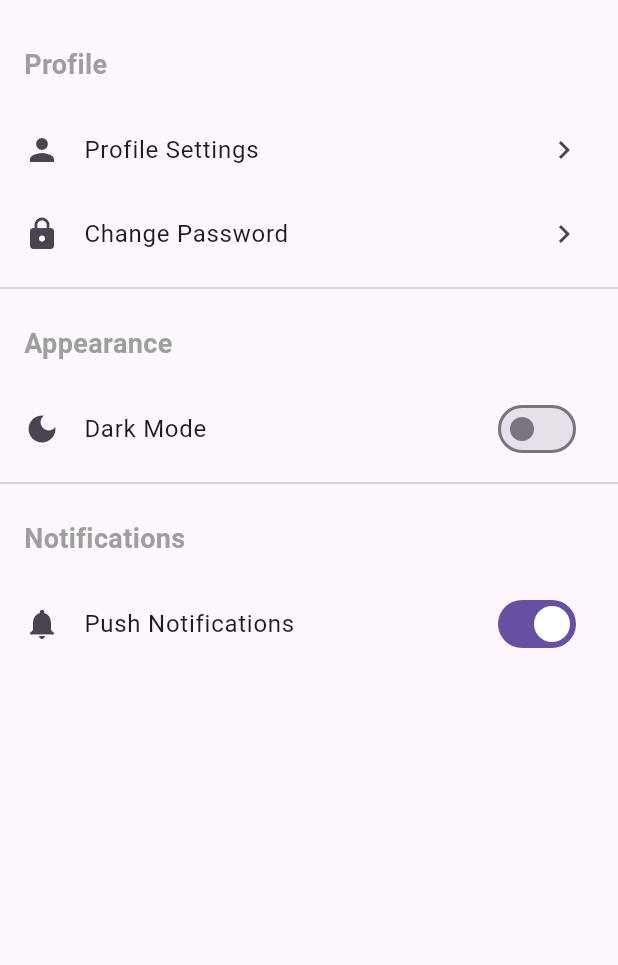
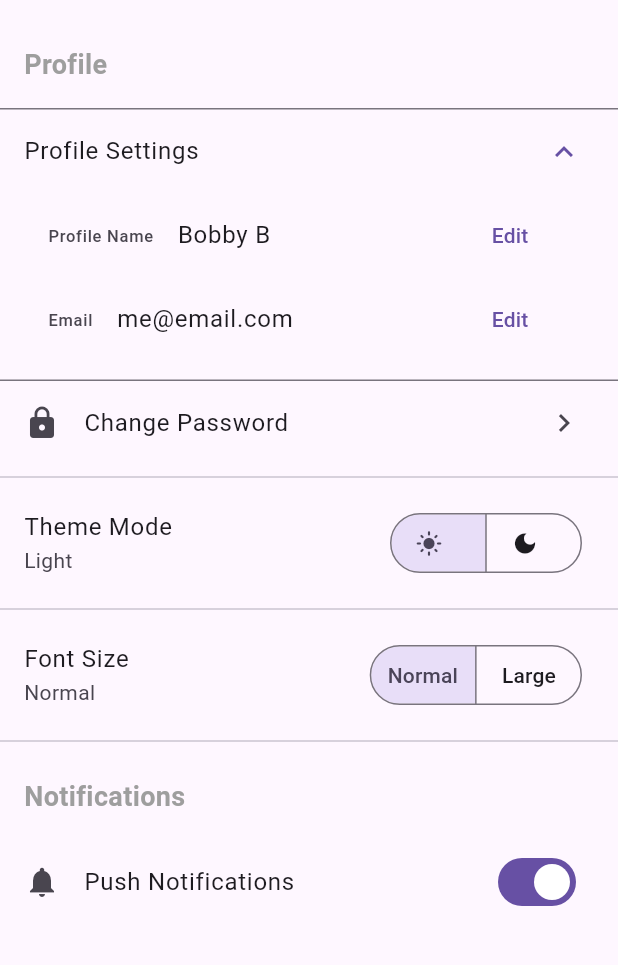
Before and after one commit to Damirchik11/Comp585-Project, a Flutter app: the SettingsPage screen opened by its route, after a tap on "Profile Settings", on a phone screen of 412 x 824 dp, the part 63-1028 px from its top. Run offline on Flutter 3.47's test engine with Material 3 defaults, Android fonts, the phone set to English and light mode, and no system bars.

Commit message:
updated Settings page

```diff
--- a/smart_home_system_flutter/lib/pages/settings_page.dart
+++ b/smart_home_system_flutter/lib/pages/settings_page.dart
@@ -1,5 +1,8 @@
 import 'package:flutter/material.dart';
 import '../widgets/app_drawer.dart';
+
+enum ThemeModeSetting { light, dark }
+enum ThemeFontSetting { normal, large }
 
 class SettingsPage extends StatefulWidget {
   const SettingsPage({Key? key}) : super(key: key);
@@ -9,7 +12,11 @@ class SettingsPage extends StatefulWidget {
 }
 
 class _SettingsPageState extends State<SettingsPage> {
-  bool _darkMode = false;
+  // bool _darkMode = false;
+  ThemeModeSetting _mode = ThemeModeSetting.light;
+  ThemeFontSetting _fontSize = ThemeFontSetting.normal;
+  final List<String> _profile = ['Profile Name', 'Email'];
+  final List<String> _profileEdit = ['Bobby B', 'me@email.com'];
 
   @override
   Widget build(BuildContext context) {
@@ -19,14 +26,21 @@ class _SettingsPageState extends State<SettingsPage> {
       body: ListView(
         children: [
           _buildSection('Profile', [
-            ListTile(
-              leading: const Icon(Icons.person),
-              title: const Text('Profile Settings'),
-              trailing: const Icon(Icons.chevron_right),
-              onTap: () {
-                // TODO: Navigate to profile settings
-              },
-            ),
+            ExpansionTile(
+              title: Text('Profile Settings'),
+              childrenPadding: const EdgeInsets.only(left: 16, right: 16, bottom: 12),
+              children: List.generate(_profile.length, (index){
+                return ListTile(
+                  leading: Text(_profile[index]),
+                  title: Text(_profileEdit[index]),
+                  trailing: TextButton(onPressed: (){
+                    _editProfile(index);
+                  },
+                  child: const Text('Edit'),
+                  ),
+                );
+              })
+              ),
             ListTile(
               leading: const Icon(Icons.lock),
               title: const Text('Change Password'),
@@ -37,17 +51,53 @@ class _SettingsPageState extends State<SettingsPage> {
             ),
           ]),
           const Divider(),
-          _buildSection('Appearance', [
-            SwitchListTile(
-              secondary: const Icon(Icons.dark_mode),
-              title: const Text('Dark Mode'),
-              value: _darkMode,
-              onChanged: (value) {
-                setState(() => _darkMode = value);
+          ListTile(
+            title: Text("Theme Mode"),
+            subtitle: Text(_mode == ThemeModeSetting.light ? "Light" : "Dark"),
+            trailing: SegmentedButton<ThemeModeSetting>(
+              showSelectedIcon: false,
+              segments: const [
+                ButtonSegment(
+                  value: ThemeModeSetting.light,
+                  label: Text(''),
+                  icon: Icon(Icons.light_mode),
+                ),
+                ButtonSegment(
+                  value: ThemeModeSetting.dark,
+                  label: Text(''),
+                  icon: Icon(Icons.dark_mode),
+                ),
+              ],
+              selected: {_mode},
+              onSelectionChanged: (value) {
+                setState(() => _mode = value.first);
                 // TODO: Implement theme switching
               },
             ),
-          ]),
+          ),
+          const Divider(),
+          ListTile(
+            title: Text("Font Size"),
+            subtitle: Text(_fontSize == ThemeFontSetting.normal ? "Normal" : "Large"),
+            trailing: SegmentedButton<ThemeFontSetting>(
+              showSelectedIcon: false,
+              segments: const [
+                ButtonSegment(
+                  value: ThemeFontSetting.normal,
+                  label: Text('Normal'),
+                ),
+                ButtonSegment(
+                  value: ThemeFontSetting.large,
+                  label: Text('Large'),
+                ),
+              ],
+              selected: {_fontSize},
+              onSelectionChanged: (value) {
+                setState(() => _fontSize = value.first);
+                // TODO: Implement theme switching
+              },
+            ),
+          ),
           const Divider(),
           _buildSection('Notifications', [
             SwitchListTile(
@@ -83,4 +133,34 @@ class _SettingsPageState extends State<SettingsPage> {
       ],
     );
   }
+
+  void _editProfile(int index){
+    final controller = TextEditingController(text: _profileEdit[index]);
+
+    showDialog(
+      context: context,
+      builder: (_) => AlertDialog(
+        title: const Text('Edit value'),
+        content: TextField(
+          controller: controller,
+          decoration: const InputDecoration(labelText: 'Value'),
+        ),
+        actions: [
+          TextButton(
+            onPressed: () => Navigator.pop(context),
+            child: const Text('Cancel'),
+          ),
+          TextButton(
+            onPressed: () {
+              setState(() {
+                _profileEdit[index] = controller.text;
+              });
+              Navigator.pop(context);
+            },
+            child: const Text('Save'),
+          ),
+        ],
+      ),
+    );
+  }
 }
```
